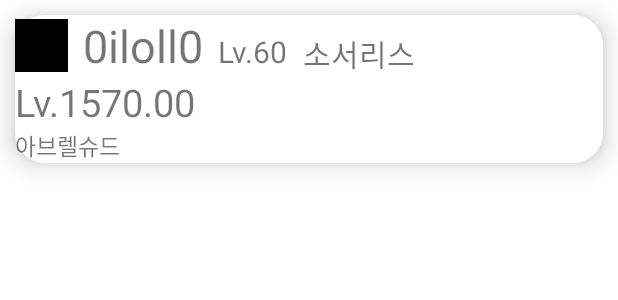
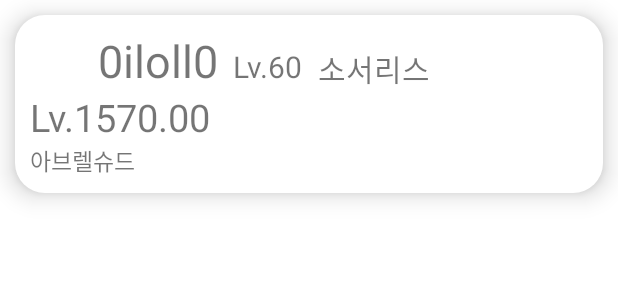
Before and after one commit to Sangyoon98/Loarang, an Android app: the layout fragment_character_listview_item.xml on its own in the app's theme, with its tools: preview values and no code run, on a phone screen of 412 x 824 dp. Shown: the top 300 px of the screen. Run offline under Robolectric (Android 15) with nearby library versions, the phone set to English and light mode, and no system bars.

Commit message:
캐릭터 리스트 SQLite 사용하여 저장 및 불러오기 성공

```diff
--- a/app/src/main/java/com/cookandroid/loarang/DBHelper.java
+++ b/app/src/main/java/com/cookandroid/loarang/DBHelper.java
@@ -36,7 +36,6 @@ public class DBHelper extends SQLiteOpenHelper {
         //테이블 생성 쿼리
         private static final String SQL_CREATE_ENTRIES =
                 "CREATE TABLE " + FeedEntry.TABLE_NAME + " (" +
-                        FeedEntry._ID + " INTEGER PRIMARY KEY AUTOINCREMENT," +
                         FeedEntry.COLUMN_NAME_IMAGE + " TEXT," +
                         FeedEntry.COLUMN_NAME_NAME + " TEXT," +
                         FeedEntry.COLUMN_NAME_CHARACTER_LEVEL + " TEXT," +
--- a/app/src/main/res/layout/fragment_character_listview_item.xml
+++ b/app/src/main/res/layout/fragment_character_listview_item.xml
@@ -1,10 +1,12 @@
 <?xml version="1.0" encoding="utf-8"?>
 <LinearLayout xmlns:android="http://schemas.android.com/apk/res/android"
+    xmlns:app="http://schemas.android.com/apk/res-auto"
     android:layout_width="match_parent"
     android:layout_height="wrap_content"
     android:orientation="vertical"
     android:layout_margin="10dp"
     android:elevation="10dp"
+    android:padding="10dp"
     android:background="@drawable/round_box">
 
     <LinearLayout
@@ -17,11 +19,12 @@
             android:layout_gravity="bottom">
 
             <ImageView
-                android:background="@color/black"
                 android:id="@+id/character_image"
                 android:layout_gravity="center"
                 android:layout_width="35dp"
-                android:layout_height="35dp"/>
+                android:layout_height="35dp"
+                android:background="#00FFFFFF"
+                app:tint="@color/black" />
 
             <TextView
                 android:id="@+id/character_nickname"
```
Also changed, not shown: app/src/main/java/com/cookandroid/loarang/CharacterFragment.java (+33 -20 lines), app/src/main/java/com/cookandroid/loarang/CharacterFragmentListItem.java (+12 -11 lines), app/src/main/java/com/cookandroid/loarang/CharacterFragmentListItemViewHolder.java (+5 -3 lines).
